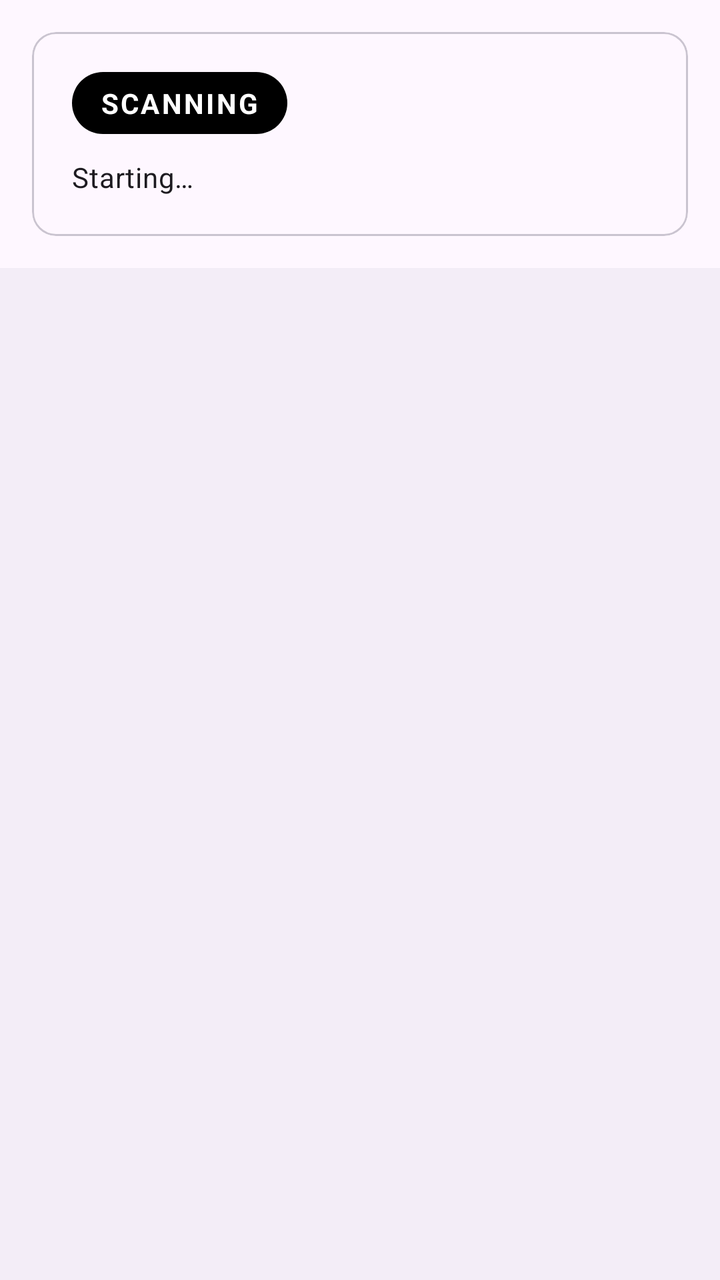
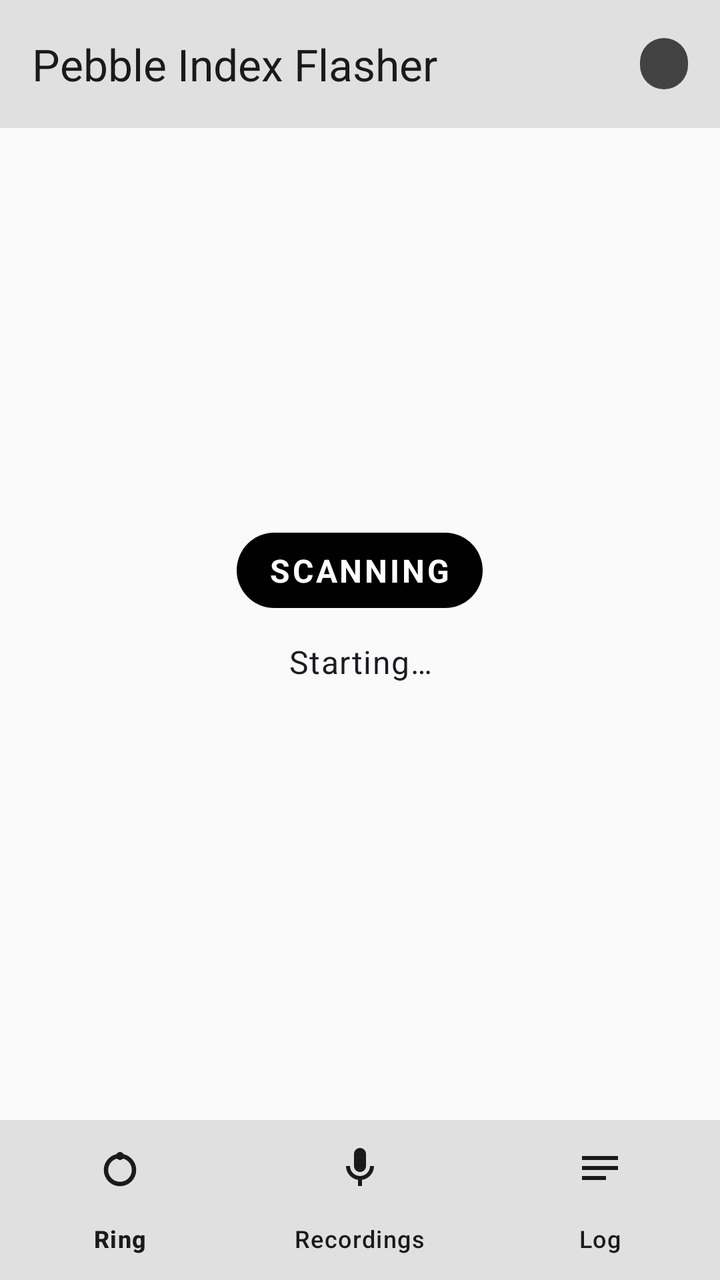

Two renders of the same Android screen: before a commit and after it. Below are the layout's source before the change and the commit's diff.
<!-- AndroidManifest.xml: application theme Theme.PebbleIndexFlasher -->
<!-- res/layout/activity_main.xml -->
<?xml version="1.0" encoding="utf-8"?>
<LinearLayout xmlns:android="http://schemas.android.com/apk/res/android"
    android:id="@+id/root"
    android:layout_width="match_parent"
    android:layout_height="match_parent"
    android:orientation="vertical"
    android:keepScreenOn="true">

    <com.google.android.material.card.MaterialCardView
        android:layout_width="match_parent"
        android:layout_height="wrap_content"
        android:layout_marginHorizontal="16dp"
        android:layout_marginTop="16dp">

        <LinearLayout
            android:layout_width="match_parent"
            android:layout_height="wrap_content"
            android:orientation="vertical"
            android:padding="20dp">

            <TextView
                android:id="@+id/stateChip"
                android:layout_width="wrap_content"
                android:layout_height="wrap_content"
                android:background="@drawable/bg_state_pill"
                android:paddingHorizontal="14dp"
                android:paddingVertical="6dp"
                android:text="SCANNING"
                android:textColor="@android:color/white"
                android:textSize="14sp"
                android:textStyle="bold"
                android:letterSpacing="0.08" />

            <TextView
                android:id="@+id/detailView"
                android:layout_width="match_parent"
                android:layout_height="wrap_content"
                android:layout_marginTop="12dp"
                android:text="Starting…"
                android:textAppearance="?attr/textAppearanceBodyMedium" />
        </LinearLayout>
    </com.google.android.material.card.MaterialCardView>

    <TextView
        android:id="@+id/instructionView"
        android:layout_width="match_parent"
        android:layout_height="wrap_content"
        android:layout_marginHorizontal="24dp"
        android:layout_marginTop="12dp"
        android:textAppearance="?attr/textAppearanceBodyLarge"
        android:visibility="gone" />

    <com.google.android.material.progressindicator.LinearProgressIndicator
        android:id="@+id/progress"
        android:layout_width="match_parent"
        android:layout_height="wrap_content"
        android:layout_marginHorizontal="16dp"
        android:layout_marginTop="12dp"
        android:indeterminate="true"
        android:visibility="gone" />

    <LinearLayout
        android:id="@+id/actions"
        android:layout_width="match_parent"
        android:layout_height="wrap_content"
        android:layout_marginHorizontal="16dp"
        android:layout_marginTop="4dp"
        android:orientation="vertical" />

    <ScrollView
        android:id="@+id/logScroll"
        android:layout_width="match_parent"
        android:layout_height="0dp"
        android:layout_marginTop="12dp"
        android:layout_weight="1"
        android:background="?attr/colorSurfaceContainer">

        <TextView
            android:id="@+id/logView"
            android:layout_width="match_parent"
            android:layout_height="wrap_content"
            android:padding="16dp"
            android:fontFamily="monospace"
            android:textIsSelectable="true"
            android:textColor="?android:attr/textColorSecondary"
            android:textSize="11sp" />
    </ScrollView>
</LinearLayout>
<!-- resources referenced by this layout -->
<resources>
  <!-- drawable bg_state_pill (drawable) -->
  <?xml version="1.0" encoding="utf-8"?>
  <shape xmlns:android="http://schemas.android.com/apk/res/android" android:shape="rectangle">
      <corners android:radius="999dp" />
      <solid android:color="@android:color/black" />
  </shape>
  <style name="Theme.PebbleIndexFlasher" parent="Theme.Material3.DayNight.NoActionBar" />
</resources>

<!-- the commit's change to res/layout/activity_main.xml (unified diff, before → after) -->
@@ -1,33 +1,68 @@
 <?xml version="1.0" encoding="utf-8"?>
 <LinearLayout xmlns:android="http://schemas.android.com/apk/res/android"
+    xmlns:app="http://schemas.android.com/apk/res-auto"
     android:id="@+id/root"
     android:layout_width="match_parent"
     android:layout_height="match_parent"
     android:orientation="vertical"
     android:keepScreenOn="true">
 
-    <com.google.android.material.card.MaterialCardView
+    
+    <com.google.android.material.appbar.AppBarLayout
         android:layout_width="match_parent"
         android:layout_height="wrap_content"
-        android:layout_marginHorizontal="16dp"
-        android:layout_marginTop="16dp">
+        android:background="?attr/colorPrimaryContainer"
+        android:fitsSystemWindows="true">
 
+        <com.google.android.material.appbar.MaterialToolbar
+            android:id="@+id/toolbar"
+            android:layout_width="match_parent"
+            android:layout_height="?attr/actionBarSize"
+            android:background="?attr/colorPrimaryContainer"
+            app:title="Pebble Index Flasher"
+            app:titleTextColor="?attr/colorOnPrimaryContainer">
+
+            <TextView
+                android:id="@+id/cfwPill"
+                android:layout_width="wrap_content"
+                android:layout_height="wrap_content"
+                android:layout_gravity="end"
+                android:layout_marginEnd="16dp"
+                android:background="@drawable/bg_state_pill"
+                android:backgroundTint="?attr/colorPrimary"
+                android:paddingHorizontal="12dp"
+                android:paddingVertical="4dp"
+                android:textColor="?attr/colorOnPrimary"
+                android:textSize="13sp"
+                android:textStyle="bold" />
+        </com.google.android.material.appbar.MaterialToolbar>
+    </com.google.android.material.appbar.AppBarLayout>
+
+    
+    <FrameLayout
+        android:layout_width="match_parent"
+        android:layout_height="0dp"
+        android:layout_weight="1">
+
+        
         <LinearLayout
+            android:id="@+id/pageRing"
             android:layout_width="match_parent"
-            android:layout_height="wrap_content"
+            android:layout_height="match_parent"
             android:orientation="vertical"
-            android:padding="20dp">
+            android:gravity="center"
+            android:padding="24dp">
 
             <TextView
                 android:id="@+id/stateChip"
                 android:layout_width="wrap_content"
                 android:layout_height="wrap_content"
                 android:background="@drawable/bg_state_pill"
-                android:paddingHorizontal="14dp"
-                android:paddingVertical="6dp"
+                android:paddingHorizontal="16dp"
+                android:paddingVertical="8dp"
                 android:text="SCANNING"
-                android:textColor="@android:color/white"
-                android:textSize="14sp"
+                android:textColor="@color/on_state"
+                android:textSize="16sp"
                 android:textStyle="bold"
                 android:letterSpacing="0.08" />
 
@@ -35,54 +70,81 @@
                 android:id="@+id/detailView"
                 android:layout_width="match_parent"
                 android:layout_height="wrap_content"
-                android:layout_marginTop="12dp"
+                android:layout_marginTop="16dp"
                 android:text="Starting…"
-                android:textAppearance="?attr/textAppearanceBodyMedium" />
+                android:gravity="center"
+                android:textAppearance="?attr/textAppearanceBodyLarge" />
+
+            <TextView
+                android:id="@+id/instructionView"
+                android:layout_width="match_parent"
+                android:layout_height="wrap_content"
+                android:layout_marginTop="16dp"
+                android:gravity="center"
+                android:textAppearance="?attr/textAppearanceBodyMedium"
+                android:textColor="?android:attr/textColorSecondary"
+                android:visibility="gone" />
+
+            <com.google.android.material.progressindicator.LinearProgressIndicator
+                android:id="@+id/progress"
+                android:layout_width="match_parent"
+                android:layout_height="wrap_content"
+                android:layout_marginTop="16dp"
+                android:indeterminate="true"
+                android:visibility="gone" />
+
+            <LinearLayout
+                android:id="@+id/actions"
+                android:layout_width="match_parent"
+                android:layout_height="wrap_content"
+                android:layout_marginTop="16dp"
+                android:orientation="vertical" />
         </LinearLayout>
-    </com.google.android.material.card.MaterialCardView>
 
-    <TextView
-        android:id="@+id/instructionView"
+        
+        <ScrollView
+            android:id="@+id/pageRecordings"
+            android:layout_width="match_parent"
+            android:layout_height="match_parent"
+            android:visibility="gone">
+
+            <LinearLayout
+                android:id="@+id/recordings"
+                android:layout_width="match_parent"
+                android:layout_height="wrap_content"
+                android:orientation="vertical"
+                android:padding="16dp"
+                android:paddingBottom="32dp" />
+        </ScrollView>
+
+        
+        <ScrollView
+            android:id="@+id/logScroll"
+            android:layout_width="match_parent"
+            android:layout_height="match_parent"
+            android:background="?attr/colorSurfaceContainer"
+            android:visibility="gone">
+
+            <TextView
+                android:id="@+id/logView"
+                android:layout_width="match_parent"
+                android:layout_height="wrap_content"
+                android:padding="16dp"
+                android:hint="Nothing logged yet."
+                android:fontFamily="monospace"
+                android:textIsSelectable="true"
+                android:textColor="?android:attr/textColorSecondary"
+                android:textSize="11sp" />
+        </ScrollView>
+    </FrameLayout>
+
+    <com.google.android.material.bottomnavigation.BottomNavigationView
+        android:id="@+id/bottomNav"
         android:layout_width="match_parent"
         android:layout_height="wrap_content"
-        android:layout_marginHorizontal="24dp"
-        android:layout_marginTop="12dp"
-        android:textAppearance="?attr/textAppearanceBodyLarge"
-        android:visibility="gone" />
-
-    <com.google.android.material.progressindicator.LinearProgressIndicator
-        android:id="@+id/progress"
-        android:layout_width="match_parent"
-        android:layout_height="wrap_content"
-        android:layout_marginHorizontal="16dp"
-        android:layout_marginTop="12dp"
-        android:indeterminate="true"
-        android:visibility="gone" />
-
-    <LinearLayout
-        android:id="@+id/actions"
-        android:layout_width="match_parent"
-        android:layout_height="wrap_content"
-        android:layout_marginHorizontal="16dp"
-        android:layout_marginTop="4dp"
-        android:orientation="vertical" />
-
-    <ScrollView
-        android:id="@+id/logScroll"
-        android:layout_width="match_parent"
-        android:layout_height="0dp"
-        android:layout_marginTop="12dp"
-        android:layout_weight="1"
-        android:background="?attr/colorSurfaceContainer">
-
-        <TextView
-            android:id="@+id/logView"
-            android:layout_width="match_parent"
-            android:layout_height="wrap_content"
-            android:padding="16dp"
-            android:fontFamily="monospace"
-            android:textIsSelectable="true"
-            android:textColor="?android:attr/textColorSecondary"
-            android:textSize="11sp" />
-    </ScrollView>
+        android:background="?attr/colorPrimaryContainer"
+        app:itemIconTint="?attr/colorOnPrimaryContainer"
+        app:itemTextColor="?attr/colorOnPrimaryContainer"
+        app:itemActiveIndicatorStyle="@style/NavIndicator"
+        app:menu="@menu/bottom_nav" />
 </LinearLayout>
<!-- resource entries referenced after the edit -->
@@ -1,11 +1,41 @@
 <!-- resources referenced by this layout -->
 <resources>
+  <color name="on_state">#FFFFFF</color>
   <!-- drawable bg_state_pill (drawable) -->
   <?xml version="1.0" encoding="utf-8"?>
   <shape xmlns:android="http://schemas.android.com/apk/res/android" android:shape="rectangle">
       <corners android:radius="999dp" />
       <solid android:color="@android:color/black" />
   </shape>
-  <style name="Theme.PebbleIndexFlasher" parent="Theme.Material3.DayNight.NoActionBar" />
+  <style name="NavIndicator" parent="Widget.Material3.BottomNavigationView.ActiveIndicator">
+          <item name="android:color">@color/nav_indicator</item>
+      </style>
+  <style name="Theme.PebbleIndexFlasher" parent="Theme.Material3.DayNight.NoActionBar">
+          <item name="colorPrimary">@color/primary</item>
+          <item name="colorOnPrimary">@color/on_primary</item>
+          <item name="colorPrimaryContainer">@color/primary_container</item>
+          <item name="colorOnPrimaryContainer">@color/on_primary_container</item>
+          <item name="colorSecondary">@color/secondary</item>
+          <item name="colorOnSecondary">@color/on_secondary</item>
+          <item name="colorSecondaryContainer">@color/secondary_container</item>
+          <item name="colorOnSecondaryContainer">@color/on_secondary_container</item>
+          <item name="colorSurface">@color/surface</item>
+          <item name="colorOnSurface">@color/on_surface</item>
+          <item name="colorSurfaceContainer">@color/surface_container</item>
+          <item name="android:windowBackground">@color/surface</item>
+          <item name="android:windowLightStatusBar">@bool/light_status_bar</item>
+      </style>
+  <color name="nav_indicator">#FFFFFF</color>
+  <color name="primary">#424242</color>
+  <color name="on_primary">#FFFFFF</color>
+  <color name="primary_container">#E0E0E0</color>
+  <color name="on_primary_container">#1A1A1A</color>
+  <color name="secondary">#5F5F5F</color>
+  <color name="on_secondary">#FFFFFF</color>
+  <color name="secondary_container">#EEEEEE</color>
+  <color name="on_secondary_container">#1A1A1A</color>
+  <color name="surface">#FAFAFA</color>
+  <color name="on_surface">#1A1A1A</color>
+  <color name="surface_container">#EFEFEF</color>
 </resources>
 
